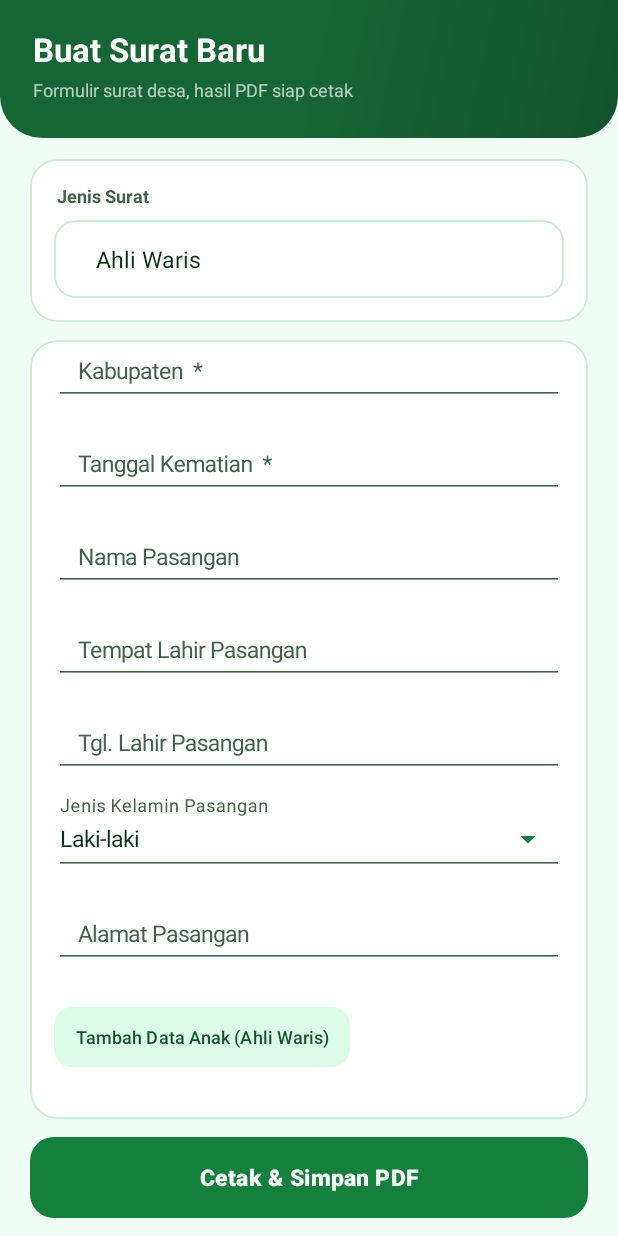
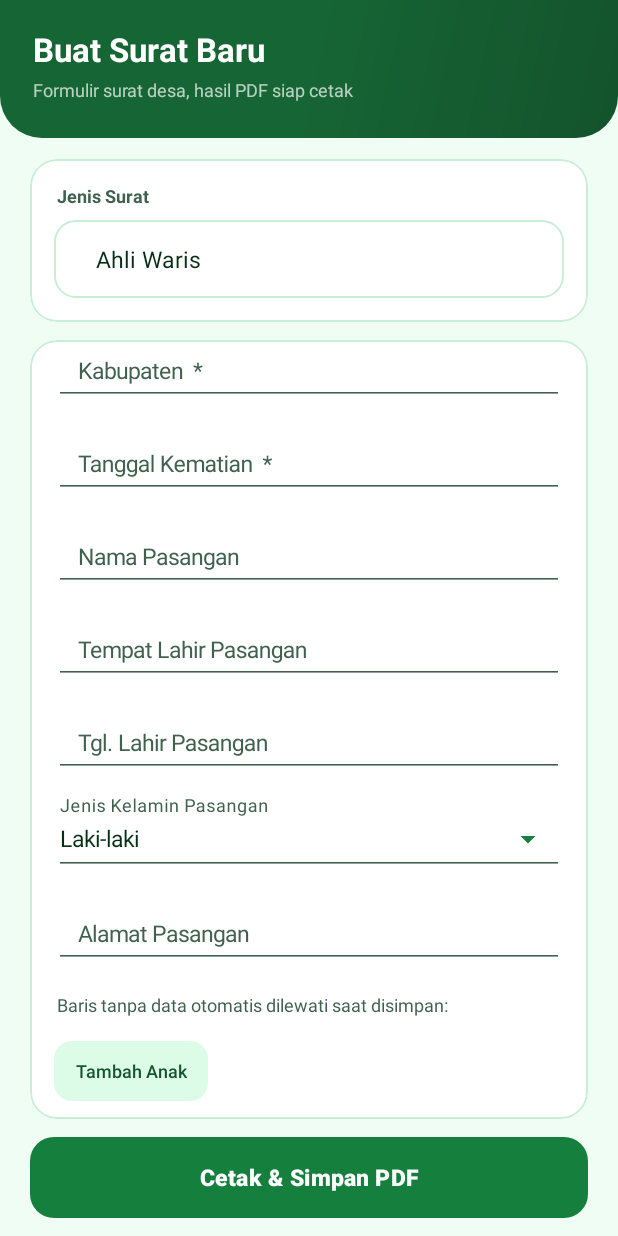
Before and after one commit to inomixstudio/SuDesApp, an Android app: the BuatSuratActivity screen opened directly, with no data from a screen before it, scrolled down 726 dp, on a phone screen of 412 x 824 dp. Run offline under Robolectric (Android 15) with nearby library versions, the phone set to English and light mode, and no system bars; Roboto replaces fonts that are not available here.

Commit message:
fix(android): samakan label dan tombol Garapan Sawah dengan desktop
Label kolom garapan di skema berubah dari "Letak" menjadi "Lokasi Tanah", dan tombol penambah baris kini "Tambah Bidang" dengan petunjuk baris kosong dilewati saat disimpan; sebelumnya Android memakai judul blok skema yang panjang sehingga tulisan di PDF berbeda dari desktop, sementara Ahli Waris juga diberi tombol "Tambah Anak" yang konsisten.

```diff
--- a/android/app/src/main/java/dev/sumberjaya/sudes/android/BuatSuratActivity.kt
+++ b/android/app/src/main/java/dev/sumberjaya/sudes/android/BuatSuratActivity.kt
@@ -218,7 +218,32 @@ class BuatSuratActivity : AppCompatActivity() {
                     daftarBaris[b.key] = barisList
                     wadahBaris[b.key] = wadah
 
-                    wadah.addView(tombolKecil("Tambah ${b.label}") { buatBarisList(b, wadah, barisList) })
+                    // Tombol dan petunjuk memakai bentuk singkat seperti di
+                    // desktop ("Tambah Bidang" / "Tambah Anak"), bukan judul
+                    // blok skema yang panjang.
+                    val (tombolTambah, petunjuk) = when (b.key) {
+                        "rincianTambahan" -> "Tambah Bidang" to
+                            "Kosongkan bila garapan hanya satu. Baris kosong otomatis dilewati saat disimpan:"
+                        "anak" -> "Tambah Anak" to
+                            "Baris tanpa data otomatis dilewati saat disimpan:"
+                        else -> "Tambah ${b.label}" to ""
+                    }
+                    if (petunjuk.isNotEmpty()) {
+                        wadah.addView(TextView(this).apply {
+                            text = petunjuk
+                            textSize = 12f
+                            setTextColor(
+                                ContextCompat.getColor(this@BuatSuratActivity, R.color.teks_redup)
+                            )
+                            setPadding(
+                                Ui.dp(this@BuatSuratActivity, 2),
+                                Ui.dp(this@BuatSuratActivity, 4),
+                                Ui.dp(this@BuatSuratActivity, 2),
+                                Ui.dp(this@BuatSuratActivity, 2),
+                            )
+                        })
+                    }
+                    wadah.addView(tombolKecil(tombolTambah) { buatBarisList(b, wadah, barisList) })
                     wadahForm.addView(wadah)
                 }
 
```
Also changed, not shown: android/app/src/main/assets/skema-formulir.json, 1 other file.
